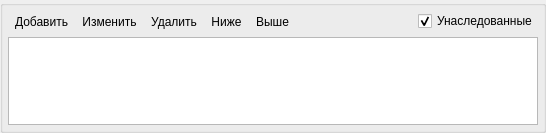
Old version of the form src/plugins/modeleride/compositionwidget.ui in the repository rdnvndr/raindrop.
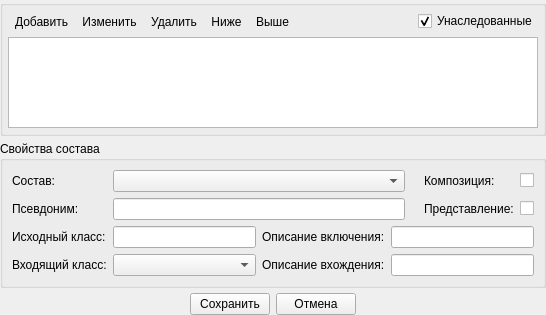
New version of the form. Icons and pictures are not drawn. Custom widgets are drawn as their Qt base class.

Commit message: Изменено редактирование состава

Diff of the .ui file:
```diff
--- a/src/plugins/modeleride/compositionwidget.ui
+++ b/src/plugins/modeleride/compositionwidget.ui
@@ -7,7 +7,7 @@
     <x>0</x>
     <y>0</y>
     <width>546</width>
-    <height>133</height>
+    <height>315</height>
    </rect>
   </property>
   <property name="windowTitle">
@@ -211,8 +211,182 @@
      </layout>
     </widget>
    </item>
+   <item>
+    <widget class="QGroupBox" name="groupBoxProp">
+     <property name="title">
+      <string>Свойства состава</string>
+     </property>
+     <layout class="QGridLayout" name="gridLayout_2">
+      <item row="3" column="3">
+       <widget class="QLineEdit" name="lineEditInverseDesc">
+        <property name="maxLength">
+         <number>256</number>
+        </property>
+       </widget>
+      </item>
+      <item row="3" column="0">
+       <widget class="QLabel" name="labelDestClass">
+        <property name="text">
+         <string>Входящий класс:</string>
+        </property>
+       </widget>
+      </item>
+      <item row="0" column="0">
+       <widget class="QLabel" name="labelLinkClass">
+        <property name="text">
+         <string>Состав:</string>
+        </property>
+       </widget>
+      </item>
+      <item row="2" column="2">
+       <widget class="QLabel" name="labelDirectDesc">
+        <property name="text">
+         <string>Описание включения:</string>
+        </property>
+       </widget>
+      </item>
+      <item row="3" column="1">
+       <widget class="TreeComboBox" name="comboBoxDestClass"/>
+      </item>
+      <item row="1" column="0">
+       <widget class="QLabel" name="labeAlias">
+        <property name="text">
+         <string>Псевдоним:</string>
+        </property>
+       </widget>
+      </item>
+      <item row="2" column="3">
+       <widget class="QLineEdit" name="lineEditDirectDesc">
+        <property name="maxLength">
+         <number>256</number>
+        </property>
+       </widget>
+      </item>
+      <item row="0" column="1" rowspan="2" colspan="3">
+       <layout class="QGridLayout" name="gridLayout">
+        <item row="0" column="0">
+         <widget class="TreeComboBox" name="comboBoxLinkClass"/>
+        </item>
+        <item row="0" column="2">
+         <widget class="QLabel" name="labelIsComp">
+          <property name="text">
+           <string>Композиция:</string>
+          </property>
+         </widget>
+        </item>
+        <item row="1" column="0">
+         <widget class="QLineEdit" name="lineEditAlias">
+          <property name="maxLength">
+           <number>256</number>
+          </property>
+         </widget>
+        </item>
+        <item row="1" column="3">
+         <widget class="QCheckBox" name="checkBoxDestIsView">
+          <property name="text">
+           <string/>
+          </property>
+         </widget>
+        </item>
+        <item row="0" column="3">
+         <widget class="QCheckBox" name="checkBoxIsComp">
+          <property name="text">
+           <string/>
+          </property>
+         </widget>
+        </item>
+        <item row="1" column="2">
+         <widget class="QLabel" name="labelDestIsView">
+          <property name="text">
+           <string>Представление:</string>
+          </property>
+         </widget>
+        </item>
+        <item row="1" column="1">
+         <widget class="QLabel" name="labelSpace">
+          <property name="text">
+           <string/>
+          </property>
+         </widget>
+        </item>
+       </layout>
+      </item>
+      <item row="3" column="2">
+       <widget class="QLabel" name="labelInverseDesc">
+        <property name="text">
+         <string>Описание вхождения:</string>
+        </property>
+       </widget>
+      </item>
+      <item row="2" column="1">
+       <widget class="QLineEdit" name="lineEditSrcClass"/>
+      </item>
+      <item row="2" column="0">
+       <widget class="QLabel" name="labelSrcClass">
+        <property name="text">
+         <string>Исходный класс:</string>
+        </property>
+       </widget>
+      </item>
+     </layout>
+    </widget>
+   </item>
+   <item>
+    <layout class="QHBoxLayout" name="horizontalLayoutSave">
+     <property name="spacing">
+      <number>6</number>
+     </property>
+     <item>
+      <spacer name="horizontalSpacerLeft">
+       <property name="orientation">
+        <enum>Qt::Horizontal</enum>
+       </property>
+       <property name="sizeHint" stdset="0">
+        <size>
+         <width>40</width>
+         <height>20</height>
+        </size>
+       </property>
+      </spacer>
+     </item>
+     <item>
+      <widget class="QPushButton" name="pushButtonSave">
+       <property name="text">
+        <string>Сохранить</string>
+       </property>
+      </widget>
+     </item>
+     <item>
+      <widget class="QPushButton" name="pushButtonCancel">
+       <property name="text">
+        <string>Отмена</string>
+       </property>
+      </widget>
+     </item>
+     <item>
+      <spacer name="horizontalSpacerRight">
+       <property name="orientation">
+        <enum>Qt::Horizontal</enum>
+       </property>
+       <property name="sizeHint" stdset="0">
+        <size>
+         <width>40</width>
+         <height>20</height>
+        </size>
+       </property>
+      </spacer>
+     </item>
+    </layout>
+   </item>
   </layout>
  </widget>
+ <customwidgets>
+  <customwidget>
+   <class>TreeComboBox</class>
+   <extends>QComboBox</extends>
+   <header>treecombobox/treecombobox.h</header>
+  </customwidget>
+ </customwidgets>
  <resources>
   <include location="modeleride.qrc"/>
  </resources>
```
The commit also changes 6 other files.
